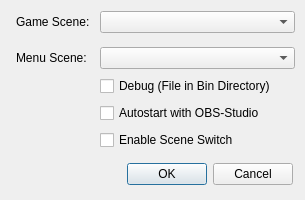
Above: settingsdialog.ui from Rondir/HeroesSceneSwitch before the change. Below: the same form after it.
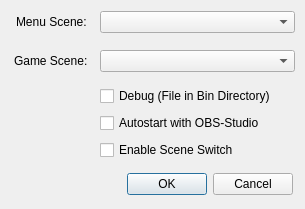
That is the form after the change.

Patch:
```diff
--- a/settingsdialog.ui
+++ b/settingsdialog.ui
@@ -7,7 +7,7 @@
     <x>0</x>
     <y>0</y>
     <width>305</width>
-    <height>200</height>
+    <height>209</height>
    </rect>
   </property>
   <property name="windowTitle">
@@ -26,7 +26,7 @@
    <property name="geometry">
     <rect>
      <x>12</x>
-     <y>160</y>
+     <y>170</y>
      <width>281</width>
      <height>28</height>
     </rect>
@@ -45,7 +45,7 @@
    <property name="geometry">
     <rect>
      <x>16</x>
-     <y>47</y>
+     <y>11</y>
      <width>75</width>
      <height>22</height>
     </rect>
@@ -57,8 +57,8 @@
   <widget class="QLabel" name="lbl_HeroesGameScene">
    <property name="geometry">
     <rect>
-     <x>16</x>
-     <y>11</y>
+     <x>14</x>
+     <y>50</y>
      <width>77</width>
      <height>22</height>
     </rect>
@@ -71,7 +71,7 @@
    <property name="geometry">
     <rect>
      <x>100</x>
-     <y>103</y>
+     <y>113</y>
      <width>195</width>
      <height>20</height>
     </rect>
@@ -94,7 +94,7 @@
    <property name="geometry">
     <rect>
      <x>100</x>
-     <y>76</y>
+     <y>86</y>
      <width>195</width>
      <height>20</height>
     </rect>
@@ -107,7 +107,7 @@
    <property name="geometry">
     <rect>
      <x>100</x>
-     <y>130</y>
+     <y>140</y>
      <width>195</width>
      <height>20</height>
     </rect>
@@ -120,7 +120,7 @@
    <property name="geometry">
     <rect>
      <x>100</x>
-     <y>47</y>
+     <y>50</y>
      <width>195</width>
      <height>22</height>
     </rect>
```
